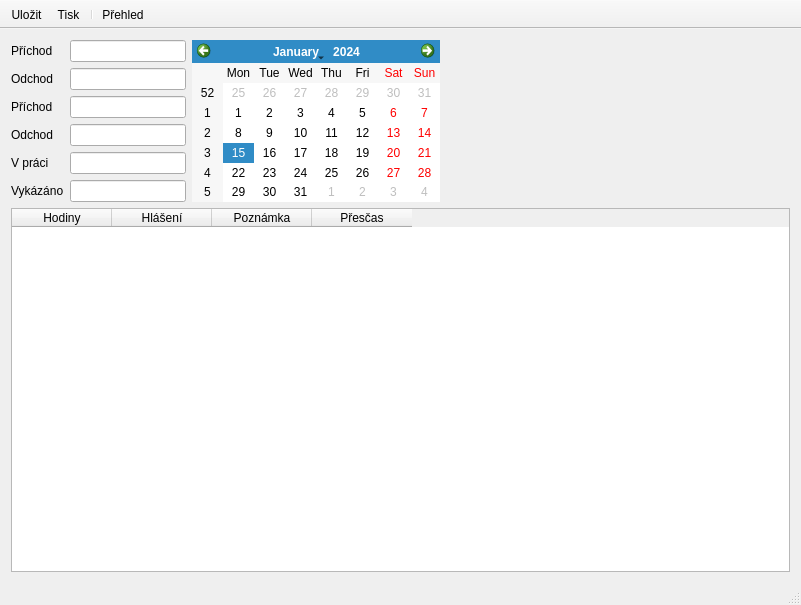
Qt form mainwindow.ui (kubanecxxx/dochazka) before a commit.
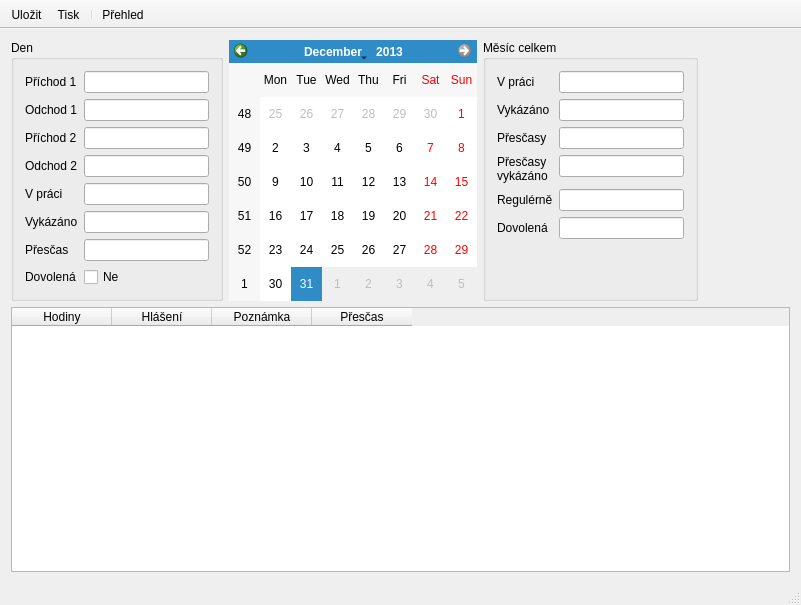
The same form after that commit.

What changed in the file:
```diff
--- a/mainwindow.ui
+++ b/mainwindow.ui
@@ -16,29 +16,34 @@
   <widget class="QWidget" name="centralWidget">
    <layout class="QVBoxLayout" name="verticalLayout" stretch="0,1">
     <item>
-     <layout class="QHBoxLayout" name="horizontalLayout" stretch="1,1,2">
+     <layout class="QHBoxLayout" name="horizontalLayout" stretch="0,1,0,2">
       <item>
-       <layout class="QFormLayout" name="formLayout">
-        <property name="sizeConstraint">
-         <enum>QLayout::SetDefaultConstraint</enum>
+       <widget class="QGroupBox" name="groupBox">
+        <property name="title">
+         <string>Den</string>
         </property>
-        <property name="fieldGrowthPolicy">
-         <enum>QFormLayout::AllNonFixedFieldsGrow</enum>
-        </property>
+        <layout class="QFormLayout" name="formLayout_2">
         <item row="0" column="0">
          <widget class="QLabel" name="label">
           <property name="text">
-           <string>Příchod</string>
+            <string>Příchod 1</string>
           </property>
          </widget>
         </item>
         <item row="0" column="1">
-         <widget class="QLineEdit" name="editPrichod1"/>
+          <widget class="QLineEdit" name="editPrichod1">
+           <property name="minimumSize">
+            <size>
+             <width>125</width>
+             <height>0</height>
+            </size>
+           </property>
+          </widget>
         </item>
         <item row="1" column="0">
          <widget class="QLabel" name="label_2">
           <property name="text">
-           <string>Odchod</string>
+            <string>Odchod 1</string>
           </property>
          </widget>
         </item>
@@ -48,7 +53,7 @@
         <item row="2" column="0">
          <widget class="QLabel" name="label_3">
           <property name="text">
-           <string>Příchod</string>
+            <string>Příchod 2</string>
           </property>
          </widget>
         </item>
@@ -58,7 +63,7 @@
         <item row="3" column="0">
          <widget class="QLabel" name="label_4">
           <property name="text">
-           <string>Odchod</string>
+            <string>Odchod 2</string>
           </property>
          </widget>
         </item>
@@ -93,7 +98,36 @@
           </property>
          </widget>
         </item>
-       </layout>
+         <item row="6" column="0">
+          <widget class="QLabel" name="label_13">
+           <property name="text">
+            <string>Přesčas</string>
+           </property>
+          </widget>
+         </item>
+         <item row="6" column="1">
+          <widget class="QLineEdit" name="editPrescas">
+           <property name="readOnly">
+            <bool>true</bool>
+           </property>
+          </widget>
+         </item>
+         <item row="7" column="1">
+          <widget class="QCheckBox" name="checkBox">
+           <property name="text">
+            <string>Ne</string>
+           </property>
+          </widget>
+         </item>
+         <item row="7" column="0">
+          <widget class="QLabel" name="label_14">
+           <property name="text">
+            <string>Dovolená</string>
+           </property>
+          </widget>
+         </item>
+        </layout>
+       </widget>
       </item>
       <item>
        <widget class="QCalendarWidget" name="calendarWidget">
@@ -103,6 +137,20 @@
           <height>16777215</height>
          </size>
         </property>
+        <property name="minimumDate">
+         <date>
+          <year>2013</year>
+          <month>1</month>
+          <day>1</day>
+         </date>
+        </property>
+        <property name="maximumDate">
+         <date>
+          <year>2013</year>
+          <month>12</month>
+          <day>31</day>
+         </date>
+        </property>
         <property name="firstDayOfWeek">
          <enum>Qt::Monday</enum>
         </property>
@@ -111,6 +159,139 @@
         </property>
        </widget>
       </item>
+      <item>
+       <widget class="QGroupBox" name="groupBox_2">
+        <property name="title">
+         <string>Měsíc celkem</string>
+        </property>
+        <layout class="QFormLayout" name="formLayout">
+         <property name="fieldGrowthPolicy">
+          <enum>QFormLayout::AllNonFixedFieldsGrow</enum>
+         </property>
+         <item row="0" column="0">
+          <widget class="QLabel" name="label_7">
+           <property name="text">
+            <string>V práci</string>
+           </property>
+          </widget>
+         </item>
+         <item row="0" column="1">
+          <widget class="QLineEdit" name="editMVpraci">
+           <property name="minimumSize">
+            <size>
+             <width>125</width>
+             <height>0</height>
+            </size>
+           </property>
+           <property name="readOnly">
+            <bool>true</bool>
+           </property>
+          </widget>
+         </item>
+         <item row="1" column="0">
+          <widget class="QLabel" name="label_8">
+           <property name="text">
+            <string>Vykázáno</string>
+           </property>
+          </widget>
+         </item>
+         <item row="1" column="1">
+          <widget class="QLineEdit" name="editMVykazano">
+           <property name="minimumSize">
+            <size>
+             <width>125</width>
+             <height>0</height>
+            </size>
+           </property>
+           <property name="readOnly">
+            <bool>true</bool>
+           </property>
+          </widget>
+         </item>
+         <item row="2" column="0">
+          <widget class="QLabel" name="label_9">
+           <property name="text">
+            <string>Přesčasy</string>
+           </property>
+          </widget>
+         </item>
+         <item row="2" column="1">
+          <widget class="QLineEdit" name="editMPres">
+           <property name="minimumSize">
+            <size>
+             <width>125</width>
+             <height>0</height>
+            </size>
+           </property>
+           <property name="readOnly">
+            <bool>true</bool>
+           </property>
+          </widget>
+         </item>
+         <item row="3" column="0">
+          <widget class="QLabel" name="label_10">
+           <property name="text">
+            <string>Přesčasy 
+vykázáno</string>
+           </property>
+          </widget>
+         </item>
+         <item row="3" column="1">
+          <widget class="QLineEdit" name="editMPVykazano">
+           <property name="minimumSize">
+            <size>
+             <width>125</width>
+             <height>0</height>
+            </size>
+           </property>
+           <property name="readOnly">
+            <bool>true</bool>
+           </property>
+          </widget>
+         </item>
+         <item row="4" column="0">
+          <widget class="QLabel" name="label_11">
+           <property name="text">
+            <string>Regulérně</string>
+           </property>
+          </widget>
+         </item>
+         <item row="4" column="1">
+          <widget class="QLineEdit" name="editMRegul">
+           <property name="minimumSize">
+            <size>
+             <width>125</width>
+             <height>0</height>
+            </size>
+           </property>
+           <property name="readOnly">
+            <bool>true</bool>
+           </property>
+          </widget>
+         </item>
+         <item row="5" column="0">
+          <widget class="QLabel" name="label_12">
+           <property name="text">
+            <string>Dovolená</string>
+           </property>
+          </widget>
+         </item>
+         <item row="5" column="1">
+          <widget class="QLineEdit" name="editMDovol">
+           <property name="minimumSize">
+            <size>
+             <width>125</width>
+             <height>0</height>
+            </size>
+           </property>
+           <property name="readOnly">
+            <bool>true</bool>
+           </property>
+          </widget>
+         </item>
+        </layout>
+       </widget>
+      </item>
       <item>
        <spacer name="horizontalSpacer">
         <property name="orientation">
```
Lines whose indentation alone changed are shown as unchanged.
